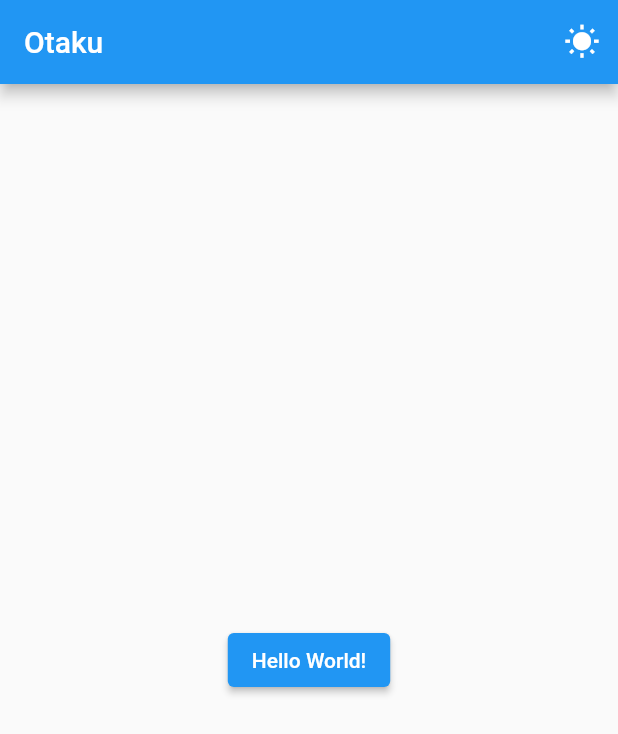
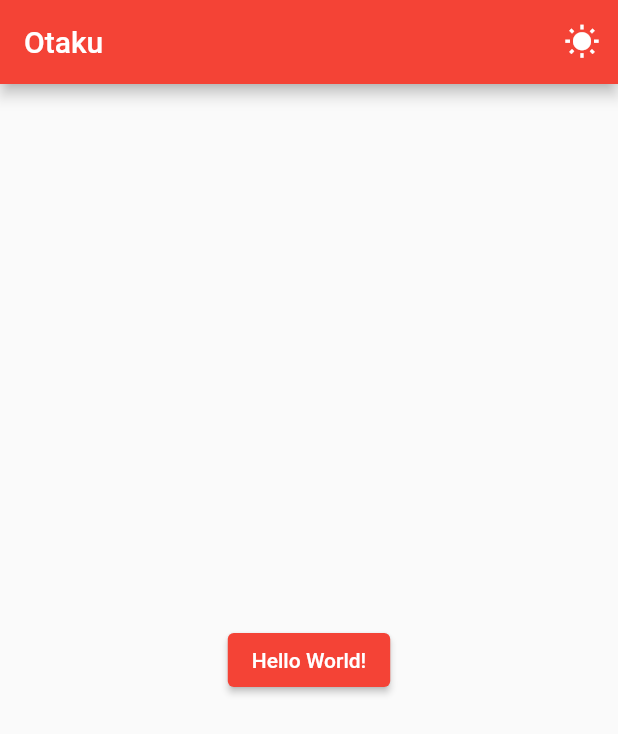
Before and after one commit to spotforotaku/flutter-app, a Flutter app: the screen it shows after launch, on a phone screen of 412 x 824 dp. Shown: the top 734 px of the screen. Run offline on Flutter 3.47's test engine with Material 2 defaults, Android fonts, the phone set to English and light mode, and no system bars.

Commit message:
themes added in theme.dart

```diff
--- a/lib/main.dart
+++ b/lib/main.dart
@@ -19,13 +19,17 @@ class MyApp extends StatelessWidget {
         final theme = Provider.of<ThemeProvider>(context);
 
         return MaterialApp(
+          theme: theme.themeData,
           home: Scaffold(
             appBar: AppBar(
               title: const Text(
                 "Otaku",
               ),
               actions: [
-                IconButton(onPressed: theme.toggle, icon: theme.icon),
+                IconButton(
+                  onPressed: theme.toggle,
+                  icon: theme.icon,
+                ),
               ],
             ),
             body: Center(
--- a/lib/providers/theme_provider.dart
+++ b/lib/providers/theme_provider.dart
@@ -1,4 +1,5 @@
 import 'package:flutter/material.dart';
+import 'package:otaku/theme.dart';
 
 class ThemeProvider with ChangeNotifier {
   bool _isDark = false;
@@ -16,4 +17,11 @@ class ThemeProvider with ChangeNotifier {
     }
     return const Icon(Icons.wb_sunny);
   }
+
+  get themeData {
+    if (_isDark) {
+      return darkTheme;
+    }
+    return lightTheme;
+  }
 }
--- /dev/null
+++ b/lib/theme.dart
@@ -0,0 +1,11 @@
+import 'package:flutter/material.dart';
+
+ThemeData lightTheme = ThemeData(
+  primarySwatch: Colors.red,
+  brightness: Brightness.light,
+);
+
+ThemeData darkTheme = ThemeData(
+  primarySwatch: Colors.deepOrange,
+  brightness: Brightness.dark,
+);
```
